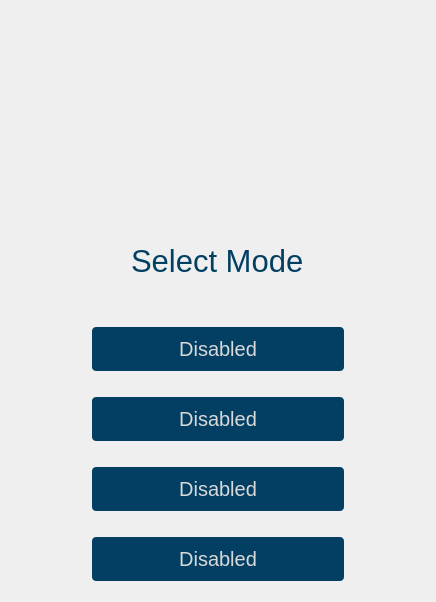
First picture: the form in gui/qtdesigner/ModeSelectorWidget.ui, repository wyattduber/CyDAQ, before the edit.
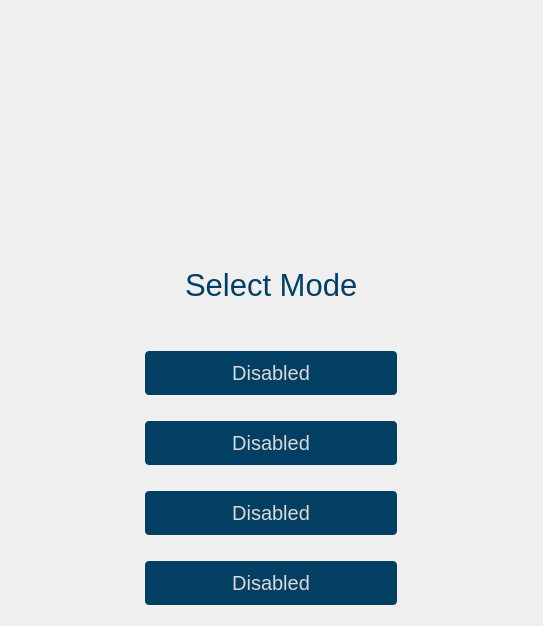
Second picture: the form after the edit. Icons and pictures are not drawn.

```diff
--- a/gui/qtdesigner/ModeSelectorWidget.ui
+++ b/gui/qtdesigner/ModeSelectorWidget.ui
@@ -6,8 +6,8 @@
    <rect>
     <x>0</x>
     <y>0</y>
-    <width>436</width>
-    <height>602</height>
+    <width>543</width>
+    <height>626</height>
    </rect>
   </property>
   <property name="sizePolicy">
@@ -18,8 +18,8 @@
   </property>
   <property name="minimumSize">
    <size>
-    <width>436</width>
-    <height>596</height>
+    <width>543</width>
+    <height>626</height>
    </size>
   </property>
   <property name="windowTitle">
```
